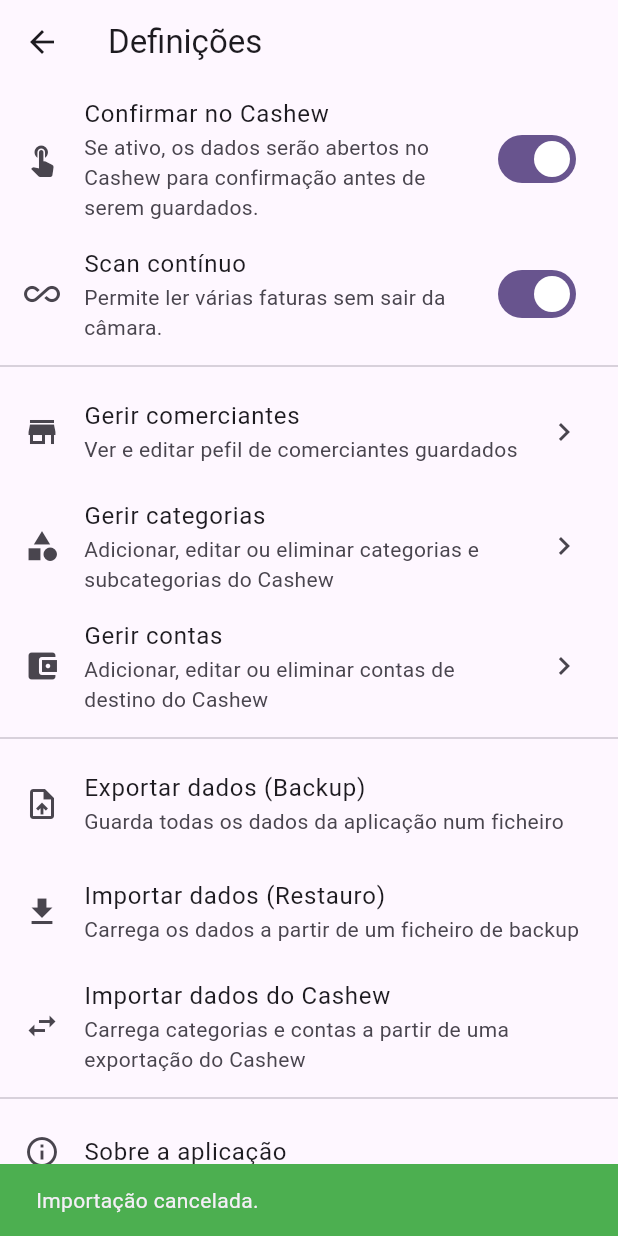
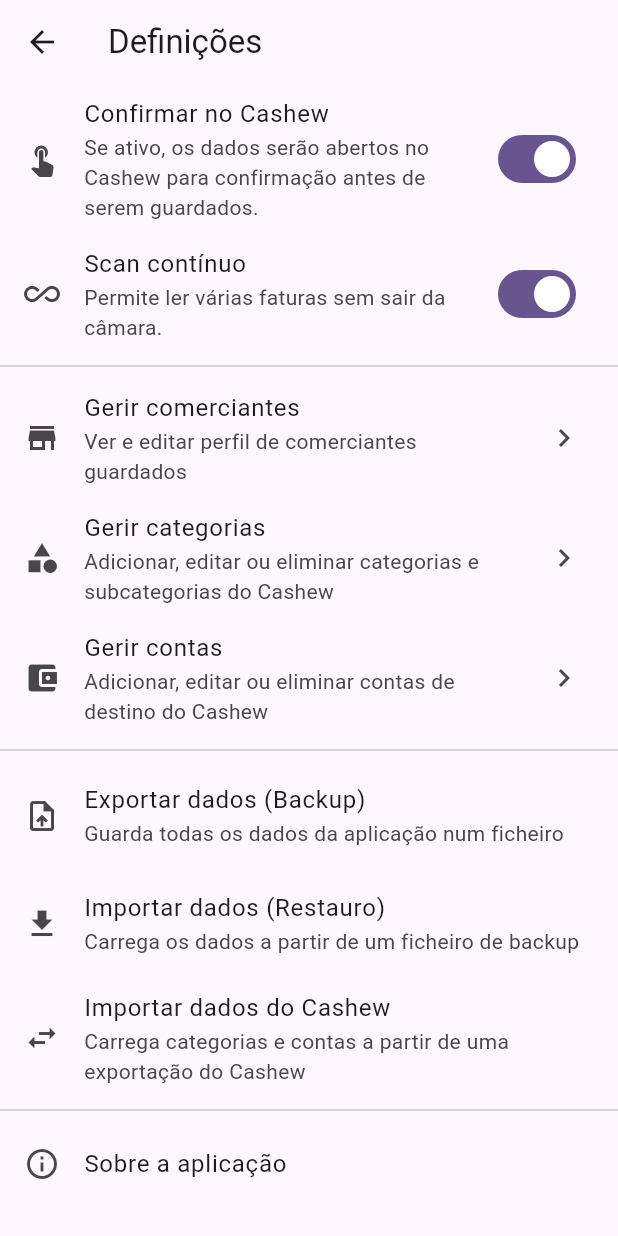
Before and after one commit to marotoweb/cajuscan_app, a Flutter app: the SettingsPage screen opened directly, after a tap on "Importar dados (Restauro)", on a phone screen of 412 x 824 dp. Run offline on Flutter 3.47's test engine with Material 3 defaults, Android fonts, the light colour scheme and no system bars; our stand-ins replace file_picker, package_info_plus, shared_preferences; missing offline and left inert: flutter_file_dialog, flutter_zxing, pdfx, receive_sharing_intent; accounts and stored records are empty; statements that could not run were skipped.

Commit message:
refactor(settings): unificar fluxo de backup

```diff
--- a/lib/backup_service.dart
+++ b/lib/backup_service.dart
@@ -16,7 +16,7 @@
   final AccountManagementService _accountService = AccountManagementService();
 
   // --- Exportação ---
-  Future<void> exportData() async {
+  Future<bool> exportData() async {
     try {
       // Recolher todos os dados
       final profiles = await _profileService.getAllProfiles();
@@ -40,18 +40,14 @@
       );
 
       final filePath = await FlutterFileDialog.saveFile(params: params);
-
-      if (filePath == null) {
-        // O utilizador cancelou o diálogo de "Guardar como..."
-        // Não fazemos nada, é uma ação normal.
-      }
+      return filePath != null;
     } catch (e) {
       throw Exception('Erro ao exportar dados: $e');
     }
   }
 
   // --- Importação ---
-  Future<String> importData() async {
+  Future<bool> importData() async {
     try {
       final result = await FilePicker.platform.pickFiles(
         type: FileType.custom,
@@ -59,7 +55,7 @@
       );
 
       if (result == null || result.files.single.path == null) {
-        return 'Importação cancelada.';
+        return false;
       }
 
       final file = File(result.files.single.path!);
@@ -96,7 +92,7 @@
         await _accountService.saveAccounts(accountsToSave);
       }
 
-      return 'Dados importados com sucesso!';
+      return true;
     } catch (e) {
       throw Exception('Erro ao importar dados: $e');
     }
--- a/lib/settings_page.dart
+++ b/lib/settings_page.dart
@@ -59,13 +59,14 @@
     bool isError = false;
 
     try {
-      await _backupService.exportData();
-      statusMessage = 'Exportação concluída com sucesso!';
+      final bool success = await _backupService.exportData();
+      if (success) {
+        statusMessage = 'Exportação concluída com sucesso!';
+      }
     } catch (e) {
-      statusMessage = e.toString();
+      statusMessage = e.toString().replaceAll('Exception: ', '');
       isError = true;
     } finally {
-      // Limpeza do estado de processamento
       if (mounted) {
         setState(() {
           _isProcessing = false;
@@ -87,9 +88,12 @@
     bool isError = false;
 
     try {
-      statusMessage = await _backupService.importData();
+      final bool success = await _backupService.importData();
+      if (success) {
+        statusMessage = 'Dados importados com sucesso!';
+      }
     } catch (e) {
-      statusMessage = e.toString();
+      statusMessage = e.toString().replaceAll('Exception: ', '');
       isError = true;
     } finally {
       if (mounted) {
@@ -254,7 +258,7 @@
                   leading: const Icon(Icons.store),
                   title: const Text('Gerir comerciantes'),
                   subtitle: const Text(
-                    'Ver e editar pefil de comerciantes guardados',
+                    'Ver e editar perfil de comerciantes guardados',
                   ),
                   trailing: const Icon(Icons.chevron_right),
                   onTap: () => Navigator.of(context).push(
```
